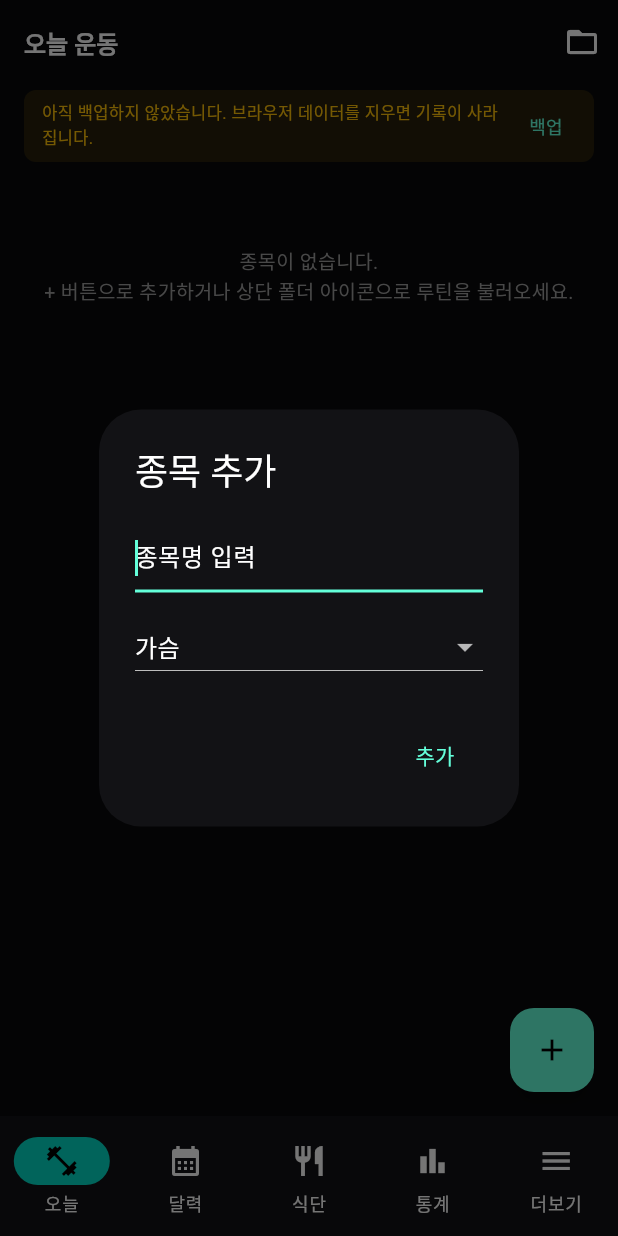
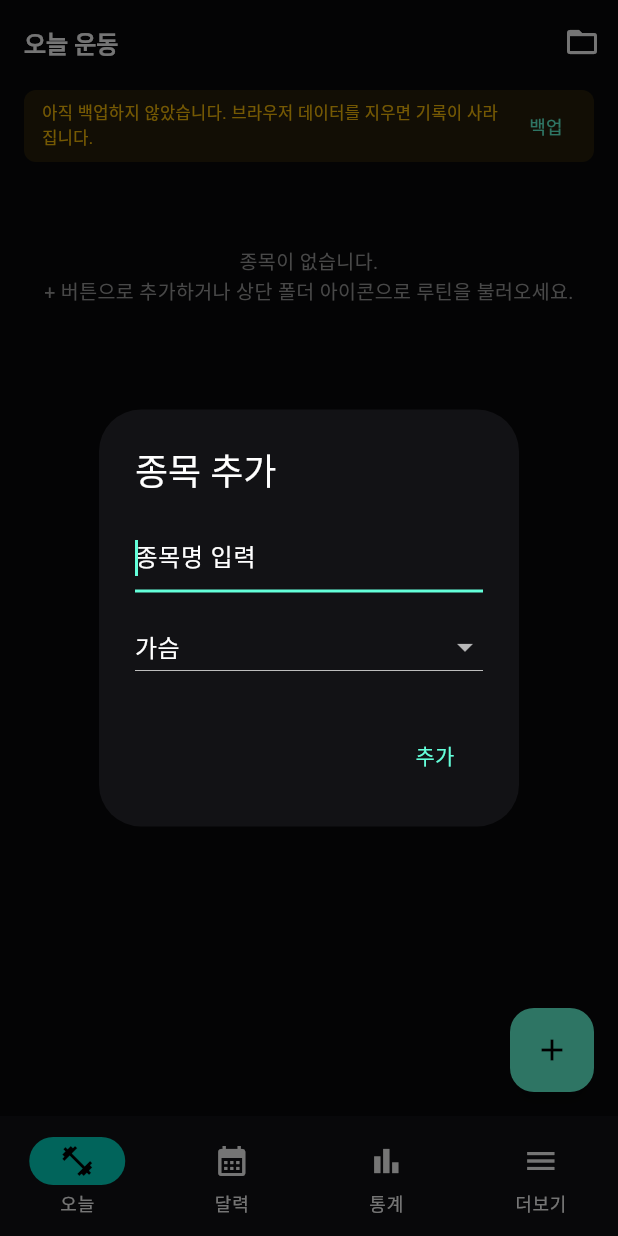
Before and after one commit to chuns3hun/workout-app, a Flutter app: the screen it shows after launch, after a tap on the "add" icon, on a phone screen of 412 x 824 dp. Run offline on Flutter 3.47's test engine with Material 3 defaults, Android fonts, the phone set to English and light mode, and no system bars; our stand-ins replace fl_chart, shared_preferences; missing offline and left inert: dart:html.

Commit message:
Remove unused food_page import from session_page

````diff
--- a/lib/models.dart
+++ b/lib/models.dart
@@ -181,75 +181,3 @@ class BodyRecord {
         (j['f'] as num?)?.toDouble(),
       );
 }
-
-// ---------- 식단 모델 ----------
-class FoodItem {
-  String name;
-  double calories;
-  double carbs;
-  double protein;
-  double fat;
-
-  FoodItem({
-    required this.name,
-    required this.calories,
-    required this.carbs,
-    required this.protein,
-    required this.fat,
-  });
-
-  Map<String, dynamic> toJson() => {
-        'n': name,
-        'cal': calories,
-        'c': carbs,
-        'p': protein,
-        'f': fat,
-      };
-
-  factory FoodItem.fromJson(Map<String, dynamic> j) => FoodItem(
-        name: j['n'] as String,
-        calories: (j['cal'] as num).toDouble(),
-        carbs: (j['c'] as num).toDouble(),
-        protein: (j['p'] as num).toDouble(),
-        fat: (j['f'] as num).toDouble(),
-      );
-}
-
-class MealEntry {
-  String id;
-  String date;
-  String mealType;
-  String? imageBase64;
-  List<FoodItem> foods;
-
-  MealEntry({
-    required this.id,
-    required this.date,
-    required this.mealType,
-    this.imageBase64,
-    required this.foods,
-  });
-
-  double get totalCalories => foods.fold(0.0, (a, b) => a + b.calories);
-  double get totalCarbs => foods.fold(0.0, (a, b) => a + b.carbs);
-  double get totalProtein => foods.fold(0.0, (a, b) => a + b.protein);
-  double get totalFat => foods.fold(0.0, (a, b) => a + b.fat);
-
-  Map<String, dynamic> toJson() => {
-        'id': id,
-        'd': date,
-        'mt': mealType,
-        'img': imageBase64,
-        'f': foods.map((e) => e.toJson()).toList(),
-      };
-
-  factory MealEntry.fromJson(Map<String, dynamic> j) => MealEntry(
-        id: j['id'] as String,
-        date: j['d'] as String,
-        mealType: j['mt'] as String? ?? '점심',
-        imageBase64: j['img'] as String?,
-        foods: (j['f'] as List)
-            .map((e) => FoodItem.fromJson(e as Map<String, dynamic>))
-            .toList(),
-      );
-}
--- a/lib/pages/food_page.dart
+++ /dev/null
@@ -1,256 +0,0 @@
-import 'dart:convert';
-import 'dart:html' as html;
-import 'package:flutter/material.dart';
-import '../models.dart';
-import '../store.dart';
-import '../utils.dart';
-
-class FoodPage extends StatefulWidget {
-  final Store store;
-  const FoodPage({super.key, required this.store});
-
-  @override
-  State<FoodPage> createState() => _FoodPageState();
-}
-
-class _FoodPageState extends State<FoodPage> {
-  bool _isLoading = false;
-  String selectedMealType = '점심';
-
-  void _analyzeAndAddFood() {
-    final input = html.FileUploadInputElement()..accept = 'image/*';
-    input.click();
-    input.onChange.listen((e) {
-      final files = input.files;
-      if (files != null && files.isNotEmpty) {
-        final reader = html.FileReader();
-        reader.readAsDataUrl(files[0]);
-        reader.onLoadEnd.listen((e) async {
-          final dataUrl = reader.result as String;
-          final base64Image = dataUrl.split(',').last;
-
-          setState(() => _isLoading = true);
-
-          try {
-            final foods = await FoodAnalyzer.analyzeMealImage(base64Image);
-            final newMeal = MealEntry(
-              id: DateTime.now().millisecondsSinceEpoch.toString(),
-              date: dateKey(DateTime.now()),
-              mealType: selectedMealType,
-              imageBase64: base64Image,
-              foods: foods,
-            );
-
-            setState(() {
-              widget.store.meals.add(newMeal);
-            });
-            await widget.store.save();
-            if (mounted) {
-              snack(context, '✨ AI 식단 분석이 완료되었습니다.');
-            }
-          } catch (err) {
-            if (mounted) {
-              snack(context, '분석 실패: ${err.toString()}');
-            }
-          } finally {
-            if (mounted) setState(() => _isLoading = false);
-          }
-        });
-      }
-    });
-  }
-
-  void _addManualFoodItem(MealEntry meal) {
-    final nameCtrl = TextEditingController();
-    final calCtrl = TextEditingController();
-    final cCtrl = TextEditingController();
-    final pCtrl = TextEditingController();
-    final fCtrl = TextEditingController();
-
-    showDialog(
-      context: context,
-      builder: (ctx) => AlertDialog(
-        title: const Text('음식 항목 수동 추가'),
-        content: Column(
-          mainAxisSize: MainAxisSize.min,
-          children: [
-            TextField(controller: nameCtrl, decoration: const InputDecoration(hintText: '음식명 (예: 제육볶음)')),
-            TextField(controller: calCtrl, decoration: const InputDecoration(hintText: '칼로리 (kcal)'), keyboardType: TextInputType.number),
-            TextField(controller: cCtrl, decoration: const InputDecoration(hintText: '탄수화물 (g)'), keyboardType: TextInputType.number),
-            TextField(controller: pCtrl, decoration: const InputDecoration(hintText: '단백질 (g)'), keyboardType: TextInputType.number),
-            TextField(controller: fCtrl, decoration: const InputDecoration(hintText: '지방 (g)'), keyboardType: TextInputType.number),
-          ],
-        ),
-        actions: [
-          TextButton(
-            onPressed: () {
-              final item = FoodItem(
-                name: nameCtrl.text.trim().isEmpty ? '음식' : nameCtrl.text.trim(),
-                calories: double.tryParse(calCtrl.text) ?? 0,
-                carbs: double.tryParse(cCtrl.text) ?? 0,
-                protein: double.tryParse(pCtrl.text) ?? 0,
-                fat: double.tryParse(fCtrl.text) ?? 0,
-              );
-              setState(() {
-                meal.foods.add(item);
-              });
-              widget.store.save();
-              Navigator.pop(ctx);
-            },
-            child: const Text('추가'),
-          )
-        ],
-      ),
-    );
-  }
-
-  @override
-  Widget build(BuildContext context) {
-    final todayStr = dateKey(DateTime.now());
-    final todayMeals = widget.store.meals.where((m) => m.date == todayStr).toList();
-
-    double totalCal = todayMeals.fold(0.0, (a, b) => a + b.totalCalories);
-    double totalC = todayMeals.fold(0.0, (a, b) => a + b.totalCarbs);
-    double totalP = todayMeals.fold(0.0, (a, b) => a + b.totalProtein);
-    double totalF = todayMeals.fold(0.0, (a, b) => a + b.totalFat);
-
-    return Scaffold(
-      appBar: AppBar(title: const Text('식단 기록 (Vision AI)')),
-      body: _isLoading
-          ? const Center(
-              child: Column(
-                mainAxisAlignment: MainAxisAlignment.center,
-                children: [
-                  CircularProgressIndicator(color: Colors.tealAccent),
-                  SizedBox(height: 16),
-                  Text('🤖 AI가 학식 영양소를 분석하고 있습니다...', style: TextStyle(color: Colors.tealAccent)),
-                ],
-              ),
-            )
-          : ListView(
-              padding: const EdgeInsets.all(16),
-              children: [
-                Card(
-                  color: Colors.tealAccent.withOpacity(0.08),
-                  child: Padding(
-                    padding: const EdgeInsets.all(16),
-                    child: Column(
-                      children: [
-                        const Text('오늘 총 섭취 영양소', style: TextStyle(fontSize: 12, color: Colors.grey)),
-                        const SizedBox(height: 8),
-                        Text('${fmt(totalCal)} kcal',
-                            style: const TextStyle(fontSize: 24, fontWeight: FontWeight.bold, color: Colors.tealAccent)),
-                        const SizedBox(height: 12),
-                        Row(
-                          mainAxisAlignment: MainAxisAlignment.spaceAround,
-                          children: [
-                            Text('탄수화물: ${fmt(totalC)}g', style: const TextStyle(fontSize: 12)),
-                            Text('단백질: ${fmt(totalP)}g', style: const TextStyle(fontSize: 12, color: Colors.amberAccent)),
-                            Text('지방: ${fmt(totalF)}g', style: const TextStyle(fontSize: 12)),
-                          ],
-                        )
-                      ],
-                    ),
-                  ),
-                ),
-                const SizedBox(height: 16),
-                Row(
-                  children: [
-                    DropdownButton<String>(
-                      value: selectedMealType,
-                      items: ['아침', '점심', '저녁', '간식']
-                          .map((t) => DropdownMenuItem(value: t, child: Text(t)))
-                          .toList(),
-                      onChanged: (v) => setState(() => selectedMealType = v!),
-                    ),
-                    const Spacer(),
-                    ElevatedButton.icon(
-                      style: ElevatedButton.styleFrom(
-                        backgroundColor: Colors.tealAccent,
-                        foregroundColor: Colors.black,
-                      ),
-                      icon: const Icon(Icons.camera_alt, size: 18),
-                      label: const Text('학식 사진 업로드'),
-                      onPressed: _analyzeAndAddFood,
-                    ),
-                  ],
-                ),
-                const Divider(height: 24),
-                if (todayMeals.isEmpty)
-                  const Center(
-                    child: Padding(
-                      padding: EdgeInsets.symmetric(vertical: 32),
-                      child: Text('오늘 기록된 식단이 없습니다. 학식 사진을 올려보세요!', style: TextStyle(color: Colors.grey)),
-                    ),
-                  )
-                else
-                  for (final meal in todayMeals.reversed)
-                    Card(
-                      margin: const EdgeInsets.symmetric(vertical: 8),
-                      child: Padding(
-                        padding: const EdgeInsets.all(12),
-                        child: Column(
-                          crossAxisAlignment: CrossAxisAlignment.start,
-                          children: [
-                            Row(
-                              children: [
-                                Text('${meal.mealType} - ${fmt(meal.totalCalories)} kcal',
-                                    style: const TextStyle(fontWeight: FontWeight.bold, color: Colors.tealAccent)),
-                                const Spacer(),
-                                IconButton(
-                                  icon: const Icon(Icons.add, size: 18, color: Colors.grey),
-                                  onPressed: () => _addManualFoodItem(meal),
-                                ),
-                                IconButton(
-                                  icon: const Icon(Icons.close, size: 18, color: Colors.grey),
-                                  onPressed: () {
-                                    setState(() => widget.store.meals.remove(meal));
-                                    widget.store.save();
-                                  },
-                                ),
-                              ],
-                            ),
-                            if (meal.imageBase64 != null) ...[
-                              const SizedBox(height: 8),
-                              ClipRRect(
-                                borderRadius: BorderRadius.circular(8),
-                                child: Image.memory(
-                                  base64Decode(meal.imageBase64!),
-                                  height: 160,
-                                  width: double.infinity,
-                                  fit: BoxFit.cover,
-                                ),
-                              ),
-                            ],
-                            const SizedBox(height: 8),
-                            for (var idx = 0; idx < meal.foods.length; idx++) ...[
-                              Padding(
-                                padding: const EdgeInsets.symmetric(vertical: 2),
-                                child: Row(
-                                  children: [
-                                    Text('• ${meal.foods[idx].name}', style: const TextStyle(fontSize: 13)),
-                                    const Spacer(),
-                                    Text(
-                                      '${fmt(meal.foods[idx].calories)}kcal (탄:${fmt(meal.foods[idx].carbs)}g/단:${fmt(meal.foods[idx].protein)}g/지:${fmt(meal.foods[idx].fat)}g)',
-                                      style: const TextStyle(fontSize: 11, color: Colors.grey),
-                                    ),
-                                    IconButton(
-                                      icon: const Icon(Icons.remove_circle_outline, size: 14, color: Colors.grey),
-                                      onPressed: () {
-                                        setState(() => meal.foods.removeAt(idx));
-                                        widget.store.save();
-                                      },
-                                    )
-                                  ],
-                                ),
-                              )
-                            ]
-                          ],
-                        ),
-                      ),
-                    ),
-              ],
-            ),
-    );
-  }
-}
--- a/lib/pages/home_shell.dart
+++ b/lib/pages/home_shell.dart
@@ -1,12 +1,11 @@
 import 'package:flutter/material.dart';
 import '../store.dart';
 import 'calendar_page.dart';
-import 'food_page.dart';
 import 'more_page.dart';
 import 'session_page.dart';
 import 'stats_page.dart';
 
-/// 하단 탭: 오늘 / 달력 / 식단 / 통계 / 더보기
+/// 하단 탭: 오늘 / 달력 / 통계 / 더보기
 class HomeShell extends StatefulWidget {
   final Store store;
   const HomeShell({super.key, required this.store});
@@ -27,7 +26,6 @@ class _HomeShellState extends State<HomeShell> {
         children: [
           SessionPage(store: st),
           CalendarPage(store: st),
-          FoodPage(store: st),
           StatsPage(store: st),
           MorePage(store: st),
         ],
@@ -38,7 +36,6 @@ class _HomeShellState extends State<HomeShell> {
         destinations: const [
           NavigationDestination(icon: Icon(Icons.fitness_center), label: '오늘'),
           NavigationDestination(icon: Icon(Icons.calendar_month), label: '달력'),
-          NavigationDestination(icon: Icon(Icons.restaurant), label: '식단'),
           NavigationDestination(icon: Icon(Icons.bar_chart), label: '통계'),
           NavigationDestination(icon: Icon(Icons.menu), label: '더보기'),
         ],
--- a/lib/pages/more_page.dart
+++ b/lib/pages/more_page.dart
@@ -2,7 +2,6 @@ import 'package:flutter/material.dart';
 import '../store.dart';
 import 'body_page.dart';
 import 'data_dialog.dart';
-import 'food_page.dart';
 import 'history_page.dart';
 import 'routine_page.dart';
 
@@ -11,7 +10,7 @@ class MorePage extends StatelessWidget {
   const MorePage({super.key, required this.store});
 
   void _open(BuildContext c, Widget page) =>
-    Navigator.push(c, MaterialPageRoute(builder: (_) => page));
+      Navigator.push(c, MaterialPageRoute(builder: (_) => page));
 
   Future<void> _setRest(BuildContext context) async {
     final c = TextEditingController(text: '${store.defaultRestSeconds}');
@@ -65,8 +64,6 @@ class MorePage extends StatelessWidget {
         body: ListView(children: [
           _tile(Icons.folder_open, '루틴 관리',
               () => _open(context, RoutinePage(store: store))),
-          _tile(Icons.restaurant, '식단 기록 (Vision AI)',
-              () => _open(context, FoodPage(store: store))),
           _tile(Icons.monitor_weight_outlined, '신체 기록',
               () => _open(context, BodyPage(store: store))),
           _tile(Icons.history, '운동 목록',
--- a/lib/pages/session_page.dart
+++ b/lib/pages/session_page.dart
@@ -5,7 +5,6 @@ import '../store.dart';
 import '../utils.dart';
 import '../widgets/exercise_card.dart';
 import 'data_dialog.dart';
-import 'food_page.dart';
 
 /// 운동 기록 화면. session == null 이면 "오늘" 탭용.
 class SessionPage extends StatefulWidget {
--- a/lib/store.dart
+++ b/lib/store.dart
@@ -1,85 +1,17 @@
 import 'dart:convert';
 import 'package:flutter/foundation.dart';
-import 'package:http/http.dart' as http;
 import 'package:shared_preferences/shared_preferences.dart';
 import 'models.dart';
 import 'utils.dart';
-
-// ⚠️ 본인의 Gemini API 키 입력
-const String geminiApiKey = 'AQ.Ab8RN6LGD5Dwmlsq_qBKjp2AEX8a7F_Q2pTbeo3iYmfVX3ySYw';
-
-class FoodAnalyzer {
-  static Future<List<FoodItem>> analyzeMealImage(String base64Image) async {
-    if (geminiApiKey == 'YOUR_GEMINI_API_KEY' || geminiApiKey.isEmpty) {
-      throw Exception('Gemini API 키가 설정되지 않았습니다.');
-    }
-
-    final url = Uri.parse(
-        'https://generativelanguage.googleapis.com/v1beta/models/gemini-1.5-flash:generateContent?key=$geminiApiKey');
-
-    const promptText = '''
-너는 영양학 전문가야. 전달된 식단/학식 사진을 분석해서 포함된 음식 항목별 영양성분을 정밀하게 추정해줘.
-반드시 아래와 같은 순수한 JSON 배열 형식으로만 응답해줘. 다른 서론이나 설명은 절대 붙이지 마:
-[
-  {
-    "name": "음식명",
-    "calories": 칼로리(kcal숫자만),
-    "carbs": 탄수화물(g숫자만),
-    "protein": 단백질(g숫자만),
-    "fat": 지방(g숫자만)
-  }
-]
-''';
-
-    final body = jsonEncode({
-      "contents": [
-        {
-          "parts": [
-            {"text": promptText},
-            {
-              "inline_data": {
-                "mime_type": "image/jpeg",
-                "data": base64Image
-              }
-            }
-          ]
-        }
-      ]
-    });
-
-    final response = await http.post(
-      url,
-      headers: {'Content-Type': 'application/json'},
-      body: body,
-    );
-
-    if (response.statusCode == 200) {
-      final resJson = jsonDecode(response.body);
-      final rawText = resJson['candidates']?[0]?['content']?['parts']?[0]?['text'] as String?;
-      if (rawText == null) throw Exception('분석 결과를 가져오지 못했습니다.');
-
-      final cleanJsonStr = rawText
-          .replaceAll('```json', '')
-          .replaceAll('```', '')
-          .trim();
-
-      final List decoded = jsonDecode(cleanJsonStr);
-      return decoded.map((e) => FoodItem.fromJson(e as Map<String, dynamic>)).toList();
-    } else {
-      throw Exception('API 호출 실패: ${response.statusCode}');
-    }
-  }
-}
 
 class Store extends ChangeNotifier {
   final List<Session> sessions = [];
   final List<Routine> routines = [];
   final List<BodyRecord> bodyRecords = [];
-  final List<MealEntry> meals = [];
   int defaultRestSeconds = 90;
   String? lastBackup;
 
-  static const _keys = ['sessions', 'routines', 'body_records', 'meals', 'rest_sec', 'last_backup'];
+  static const _keys = ['sessions', 'routines', 'body_records', 'rest_sec', 'last_backup'];
 
   static List<T> _l<T>(dynamic raw, T Function(Map<String, dynamic>) f) =>
       ((raw as List?) ?? []).map((e) => f(e as Map<String, dynamic>)).toList();
@@ -88,7 +20,6 @@ class Store extends ChangeNotifier {
         'sessions': sessions.map((s) => s.toJson()).toList(),
         'routines': routines.map((r) => r.toJson()).toList(),
         'body_records': bodyRecords.map((b) => b.toJson()).toList(),
-        'meals': meals.map((m) => m.toJson()).toList(),
         'rest_sec': defaultRestSeconds,
         'last_backup': lastBackup,
       };
@@ -110,12 +41,6 @@ class Store extends ChangeNotifier {
       bodyRecords
         ..clear()
         ..addAll(_l(m['body_records'], BodyRecord.fromJson)
-          ..sort((a, b) => a.date.compareTo(b.date)));
-    }
-    if (m['meals'] != null) {
-      meals
-        ..clear()
-        ..addAll(_l(m['meals'], MealEntry.fromJson)
           ..sort((a, b) => a.date.compareTo(b.date)));
     }
     if (m['rest_sec'] != null) {
````
Also changed, not shown: docs/assets/fonts/MaterialIcons-Regular.otf, 2 other files.
